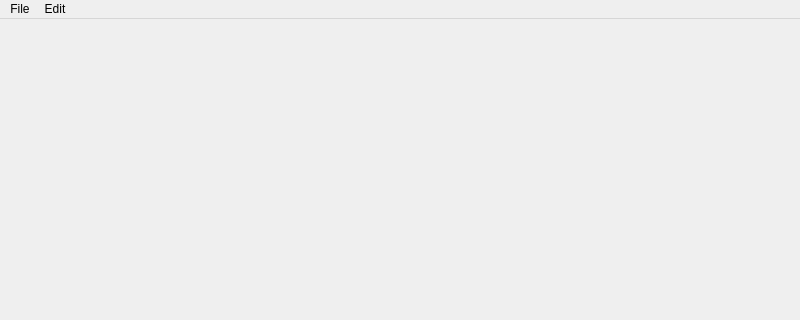
TheKamouth/Gliltchlab, file mainwindow.ui: the form before one commit; both pictures show x 0 to 800 and y 0 to 320 of the 800 by 600 pixel window.
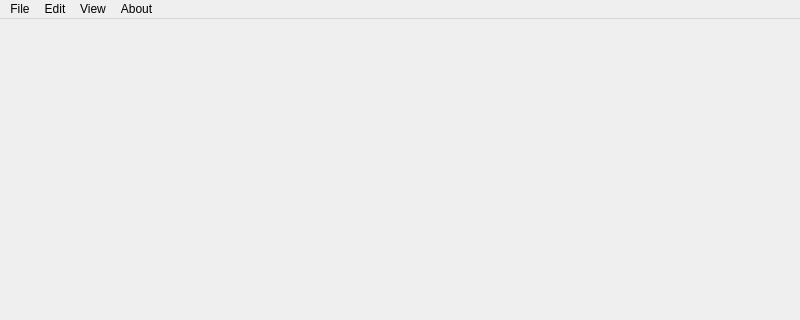
The form after the commit.

The edit to the form file:
```diff
--- a/mainwindow.ui
+++ b/mainwindow.ui
@@ -13,6 +13,12 @@
   <property name="windowTitle">
    <string>MainWindow</string>
   </property>
+  <property name="animated">
+   <bool>false</bool>
+  </property>
+  <property name="documentMode">
+   <bool>true</bool>
+  </property>
   <widget class="QWidget" name="centralwidget">
    <layout class="QVBoxLayout" name="verticalLayout">
     <property name="spacing">
@@ -57,8 +63,23 @@
     </property>
     <addaction name="actionPreferences"/>
    </widget>
+   <widget class="QMenu" name="menuAbout">
+    <property name="title">
+     <string>About</string>
+    </property>
+    <addaction name="actionGliltchlabl_0_1"/>
+   </widget>
+   <widget class="QMenu" name="menuView">
+    <property name="title">
+     <string>View</string>
+    </property>
+    <addaction name="actionTime_controls"/>
+    <addaction name="actionTimeline"/>
+   </widget>
    <addaction name="menuFile"/>
    <addaction name="menuEdit"/>
+   <addaction name="menuView"/>
+   <addaction name="menuAbout"/>
   </widget>
   <widget class="QStatusBar" name="statusbar"/>
   <action name="actionLoadInput">
```
Left out of the diff: 29 changed lines with no effect on the pictures.
